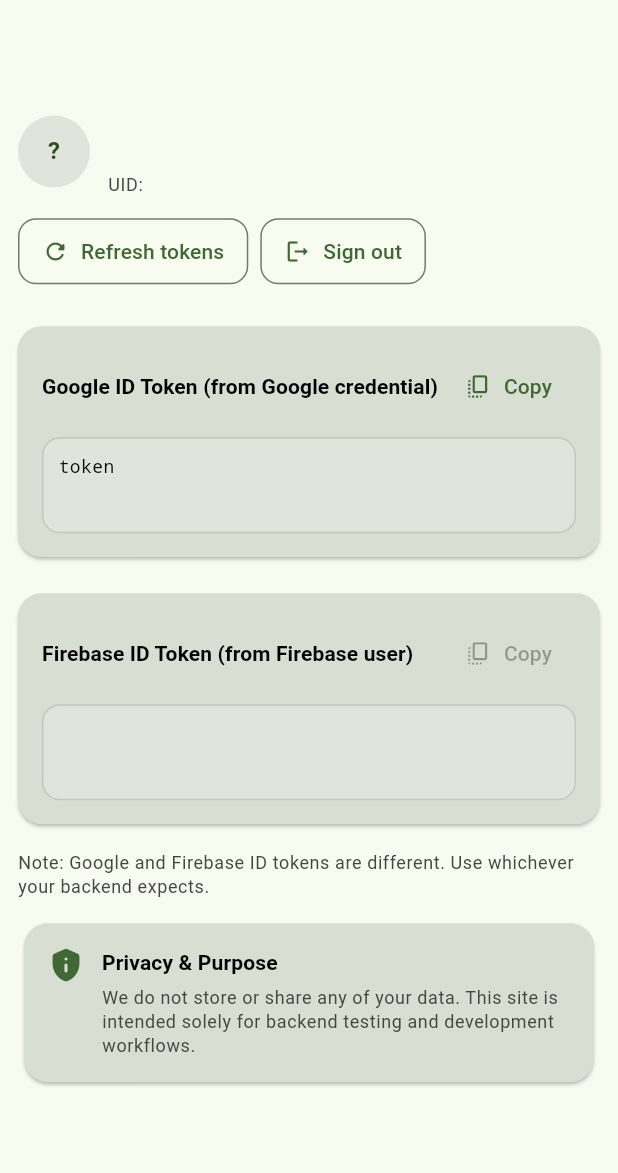
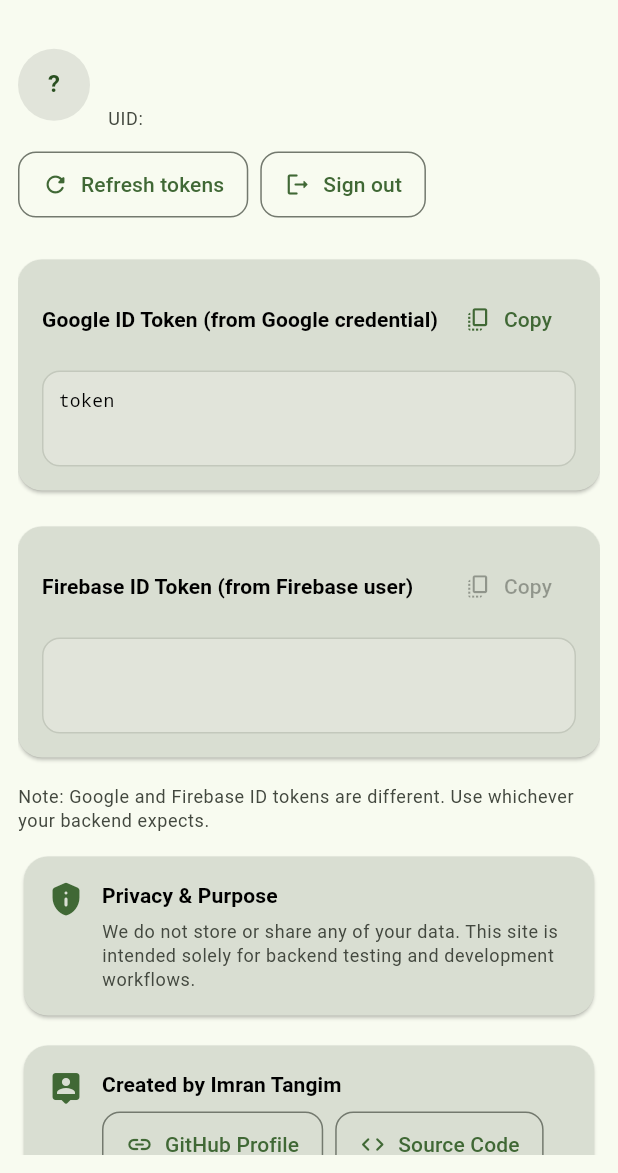
Before and after one commit to imtangim/google-id-token-generator, a Flutter app: the screen it shows once a user with an empty profile is signed in, after a tap on "Refresh tokens", on a phone screen of 412 x 824 dp, the part 63-1236 px from its top. Run offline on Flutter 3.47's test engine with Material 3 defaults, Android fonts, the phone set to English and light mode, and no system bars; our stand-ins replace firebase_auth, firebase_core, shared_preferences, url_strategy; accounts and stored records are empty; network calls fail; statements that could not run were skipped.

Commit message:
Fix CI setup (use stable channel), add README, profile card, url_launcher

```diff
--- a/lib/main.dart
+++ b/lib/main.dart
@@ -9,6 +9,7 @@
 import 'package:id_token_generator/firebase_options.dart';
 import 'package:url_strategy/url_strategy.dart';
 import 'package:shared_preferences/shared_preferences.dart';
+import 'package:url_launcher/url_launcher.dart';
 
 void main() async {
   WidgetsFlutterBinding.ensureInitialized();
@@ -661,6 +662,8 @@
                         ),
                         const SizedBox(height: 12),
                         const _NoticeCard(),
+                        const SizedBox(height: 12),
+                        const _AuthorCard(),
                       ],
                     ],
                   ),
@@ -782,3 +785,75 @@
     );
   }
 }
+
+class _AuthorCard extends StatelessWidget {
+  const _AuthorCard();
+
+  Future<void> _openUrl(String url) async {
+    final Uri uri = Uri.parse(url);
+    if (!await launchUrl(
+      uri,
+      mode: LaunchMode.platformDefault,
+      webOnlyWindowName: '_blank',
+    )) {
+      throw 'Could not launch $url';
+    }
+  }
+
+  @override
+  Widget build(BuildContext context) {
+    final theme = Theme.of(context);
+    return Card(
+      child: Padding(
+        padding: const EdgeInsets.all(16.0),
+        child: Row(
+          crossAxisAlignment: CrossAxisAlignment.start,
+          children: [
+            Icon(Icons.person_pin_rounded, color: theme.colorScheme.primary),
+            const SizedBox(width: 12),
+            Expanded(
+              child: Column(
+                crossAxisAlignment: CrossAxisAlignment.start,
+                children: [
+                  Text(
+                    'Created by Imran Tangim',
+                    style: theme.textTheme.titleSmall?.copyWith(
+                      fontWeight: FontWeight.w700,
+                    ),
+                  ),
+                  const SizedBox(height: 6),
+                  Wrap(
+                    spacing: 8,
+                    runSpacing: 8,
+                    children: [
+                      OutlinedButton.icon(
+                        onPressed: () =>
+                            _openUrl('https://github.com/imtangim'),
+                        icon: const Icon(Icons.link_rounded),
+                        label: const Text('GitHub Profile'),
+                      ),
+                      OutlinedButton.icon(
+                        onPressed: () => _openUrl(
+                          'https://github.com/imtangim/google-id-token-generator',
+                        ),
+                        icon: const Icon(Icons.code_rounded),
+                        label: const Text('Source Code'),
+                      ),
+                      OutlinedButton.icon(
+                        onPressed: () => _openUrl(
+                          'https://imtangim.github.io/google-id-token-generator/',
+                        ),
+                        icon: const Icon(Icons.public_rounded),
+                        label: const Text('Live Site'),
+                      ),
+                    ],
+                  ),
+                ],
+              ),
+            ),
+          ],
+        ),
+      ),
+    );
+  }
+}
--- a/pubspec.yaml
+++ b/pubspec.yaml
@@ -38,6 +38,7 @@
   firebase_auth: ^6.1.0
   url_strategy: ^0.3.0
   shared_preferences: ^2.3.2
+  url_launcher: ^6.3.1
 
 dev_dependencies:
   flutter_test:
```
Also changed, not shown: pubspec.lock, 2 other files.
